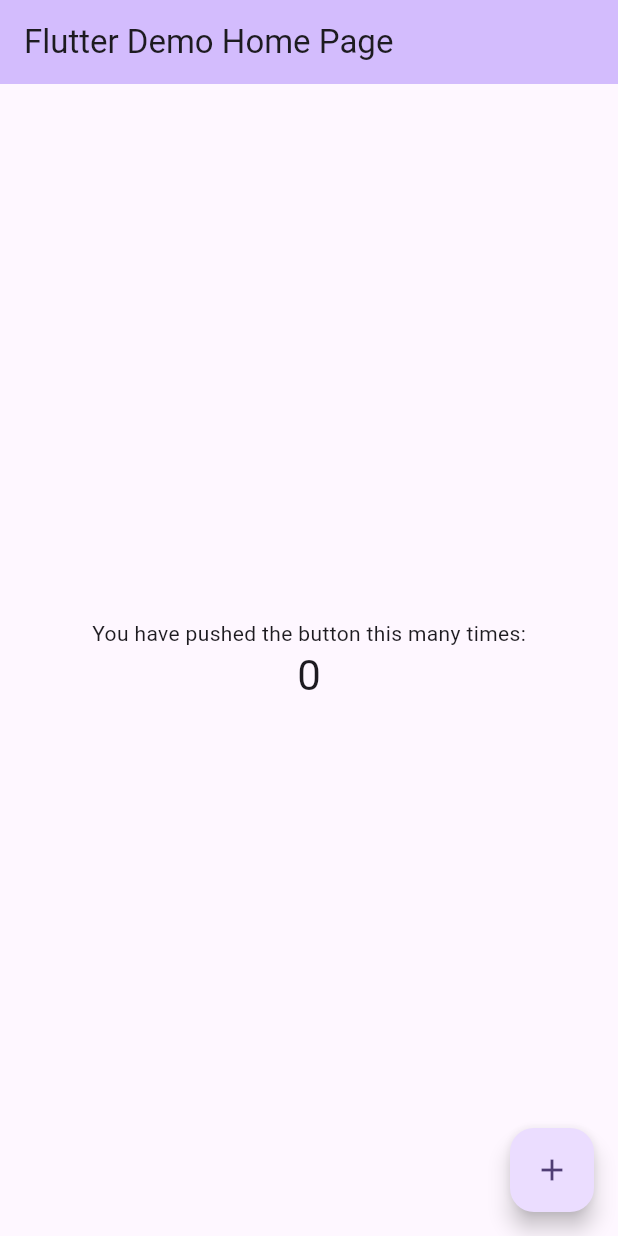
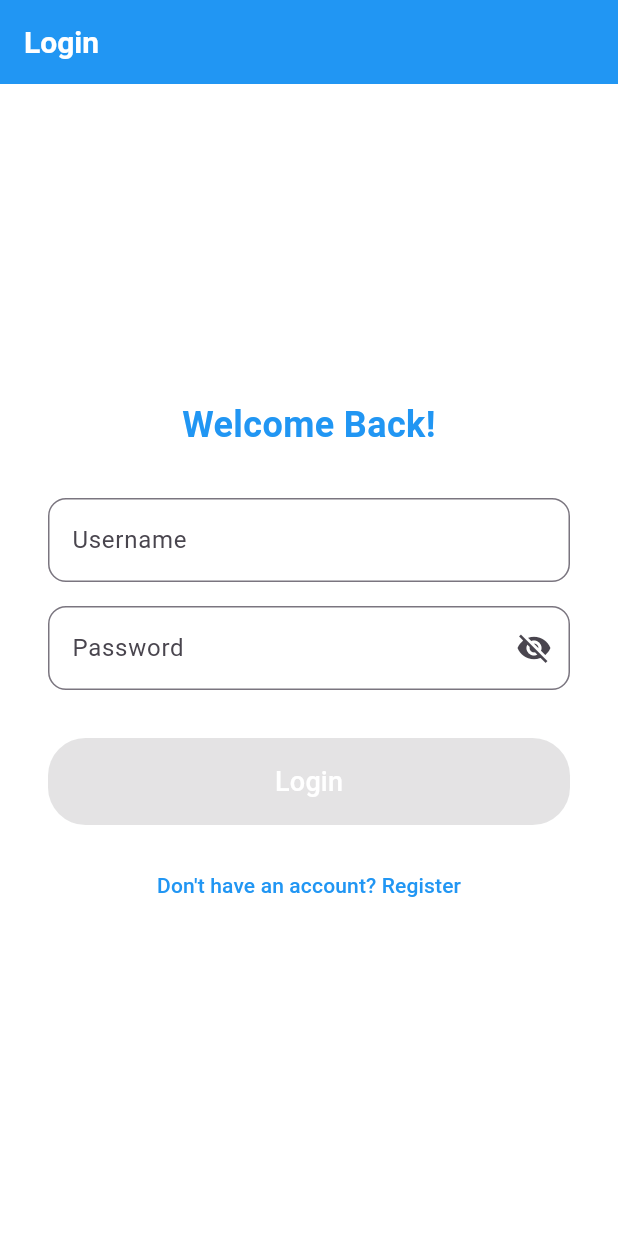
Before and after one commit to Rizkek/reflvy_service, a Flutter app: the screen it shows after launch, on a phone screen of 412 x 824 dp. Run offline on Flutter 3.47's test engine with Material 3 defaults, Android fonts, the phone set to English and light mode, and no system bars; our stand-ins replace flutter_riverpod, get.

Commit message:
implementasi logika login & register (tapi masih dummy) di dalam auth_controller.dart, bikin beberapa tampilan sederhana dulu sembari menunggu hasil design UI

```diff
--- a/front_end/lib/controller/auth_controller.dart
+++ b/front_end/lib/controller/auth_controller.dart
@@ -0,0 +1,58 @@
+import 'package:get/get.dart';
+import 'package:front_end/route/const.dart';
+import 'package:front_end/route/route.dart';
+
+class AuthController extends GetConnect {
+  // Example login API logic using GetConnect
+  // Example logout logic
+  static Future<void> logout() async {
+    // TODO: Implement real logout logic (e.g., clear token, call API, etc)
+    // await GetConnect().post('https://yourapi.com/logout', {});
+    // Remove token from storage, etc.
+    // For now, just dummy
+    return;
+  }
+
+  static Future<bool> login(String username, String password) async {
+    // final response = await GetConnect().post(
+    //   'https://yourapi.com/login',
+    //   {'username': username, 'password': password},
+    // );
+    // if (response.statusCode == 200) {
+    //   // Handle success, save token, etc.
+    //   return true;
+    // } else {
+    //   // Show error
+    //   return false;
+    // }
+    return true; // Dummy always success for now
+  }
+
+  // Example register API logic using GetConnect
+  static Future<bool> register({
+    required String username,
+    required String email,
+    required String password,
+    required String firstName,
+    required String lastName,
+  }) async {
+    // final response = await GetConnect().post(
+    //   'https://yourapi.com/register',
+    //   {
+    //     'username': username,
+    //     'email': email,
+    //     'password': password,
+    //     'first_name': firstName,
+    //     'last_name': lastName,
+    //   },
+    // );
+    // if (response.statusCode == 200) {
+    //   // Handle success
+    //   return true;
+    // } else {
+    //   // Show error
+    //   return false;
+    // }
+    return true; // Dummy always success for now
+  }
+}
--- a/front_end/lib/feature/auth/login.dart
+++ b/front_end/lib/feature/auth/login.dart
@@ -0,0 +1,153 @@
+import 'package:flutter/material.dart';
+import 'package:flutter_riverpod/flutter_riverpod.dart';
+import 'package:get/get.dart';
+import '../../controller/auth_controller.dart';
+
+class LoginPage extends ConsumerWidget {
+  const LoginPage({super.key});
+
+  @override
+  Widget build(BuildContext context, WidgetRef ref) {
+    final usernameController = TextEditingController();
+    final passwordController = TextEditingController();
+    final isFilled = ValueNotifier<bool>(false);
+    final passwordVisible = ValueNotifier<bool>(false);
+
+    void checkFields() {
+      isFilled.value =
+          usernameController.text.isNotEmpty &&
+          passwordController.text.isNotEmpty;
+    }
+
+    usernameController.addListener(checkFields);
+    passwordController.addListener(checkFields);
+
+    return Scaffold(
+      backgroundColor: Colors.white,
+      appBar: AppBar(
+        title: const Text('Login'),
+        titleTextStyle: const TextStyle(
+          color: Colors.white,
+          fontSize: 20,
+          fontWeight: FontWeight.bold,
+        ),
+        backgroundColor: Colors.blue,
+        elevation: 0,
+        automaticallyImplyLeading: false, // Remove back button
+      ),
+      body: Center(
+        child: SingleChildScrollView(
+          child: Padding(
+            padding: const EdgeInsets.symmetric(horizontal: 32.0),
+            child: Column(
+              mainAxisAlignment: MainAxisAlignment.center,
+              crossAxisAlignment: CrossAxisAlignment.stretch,
+              children: [
+                const Text(
+                  'Welcome Back!',
+                  style: TextStyle(
+                    fontSize: 24,
+                    fontWeight: FontWeight.bold,
+                    color: Colors.blue,
+                  ),
+                  textAlign: TextAlign.center,
+                ),
+                const SizedBox(height: 32),
+                TextField(
+                  controller: usernameController,
+                  decoration: InputDecoration(
+                    labelText: 'Username',
+                    border: OutlineInputBorder(
+                      borderRadius: BorderRadius.circular(12),
+                    ),
+                    focusedBorder: OutlineInputBorder(
+                      borderRadius: BorderRadius.circular(12),
+                      borderSide: const BorderSide(color: Colors.blue),
+                    ),
+                  ),
+                ),
+                const SizedBox(height: 16),
+                ValueListenableBuilder<bool>(
+                  valueListenable: passwordVisible,
+                  builder: (context, isVisible, child) {
+                    return TextField(
+                      controller: passwordController,
+                      obscureText: !isVisible,
+                      decoration: InputDecoration(
+                        labelText: 'Password',
+                        border: OutlineInputBorder(
+                          borderRadius: BorderRadius.circular(12),
+                        ),
+                        focusedBorder: OutlineInputBorder(
+                          borderRadius: BorderRadius.circular(12),
+                          borderSide: const BorderSide(color: Colors.blue),
+                        ),
+                        suffixIcon: IconButton(
+                          icon: Icon(
+                            isVisible ? Icons.visibility : Icons.visibility_off,
+                          ),
+                          onPressed: () {
+                            passwordVisible.value = !isVisible;
+                          },
+                        ),
+                      ),
+                    );
+                  },
+                ),
+                const SizedBox(height: 32),
+                ValueListenableBuilder<bool>(
+                  valueListenable: isFilled,
+                  builder: (context, value, child) {
+                    return ElevatedButton(
+                      style: ElevatedButton.styleFrom(
+                        backgroundColor: value ? Colors.blue : Colors.grey,
+                        shape: RoundedRectangleBorder(
+                          borderRadius: BorderRadius.circular(25),
+                        ),
+                        padding: const EdgeInsets.symmetric(vertical: 16),
+                      ),
+                      onPressed: value
+                          ? () async {
+                              final username = usernameController.text;
+                              final password = passwordController.text;
+                              final success = await AuthController.login(
+                                username,
+                                password,
+                              );
+                              if (success) {
+                                Get.offAllNamed('/home');
+                              } else {
+                                Get.snackbar(
+                                  'Login Failed',
+                                  'Invalid username or password',
+                                  backgroundColor: Colors.red,
+                                  colorText: Colors.white,
+                                );
+                              }
+                            }
+                          : null,
+                      child: const Text(
+                        'Login',
+                        style: TextStyle(fontSize: 18, color: Colors.white),
+                      ),
+                    );
+                  },
+                ),
+                const SizedBox(height: 16),
+                TextButton(
+                  onPressed: () {
+                    Get.toNamed('/register');
+                  },
+                  child: const Text(
+                    'Don\'t have an account? Register',
+                    style: TextStyle(color: Colors.blue),
+                  ),
+                ),
+              ],
+            ),
+          ),
+        ),
+      ),
+    );
+  }
+}
--- a/front_end/lib/main.dart
+++ b/front_end/lib/main.dart
@@ -1,122 +1,24 @@
 import 'package:flutter/material.dart';
+import 'package:get/get.dart';
+import 'package:flutter_riverpod/flutter_riverpod.dart';
+import 'route/route.dart';
 
 void main() {
-  runApp(const MyApp());
+  runApp(const ProviderScope(child: AppRoot()));
 }
 
-class MyApp extends StatelessWidget {
-  const MyApp({super.key});
+class AppRoot extends StatelessWidget {
+  const AppRoot({super.key});
 
-  // This widget is the root of your application.
   @override
   Widget build(BuildContext context) {
-    return MaterialApp(
+    return GetMaterialApp(
       title: 'Flutter Demo',
       theme: ThemeData(
-        // This is the theme of your application.
-        //
-        // TRY THIS: Try running your application with "flutter run". You'll see
-        // the application has a purple toolbar. Then, without quitting the app,
-        // try changing the seedColor in the colorScheme below to Colors.green
-        // and then invoke "hot reload" (save your changes or press the "hot
-        // reload" button in a Flutter-supported IDE, or press "r" if you used
-        // the command line to start the app).
-        //
-        // Notice that the counter didn't reset back to zero; the application
-        // state is not lost during the reload. To reset the state, use hot
-        // restart instead.
-        //
-        // This works for code too, not just values: Most code changes can be
-        // tested with just a hot reload.
         colorScheme: ColorScheme.fromSeed(seedColor: Colors.deepPurple),
       ),
-      home: const MyHomePage(title: 'Flutter Demo Home Page'),
+      initialRoute: AppRoutes.initial,
+      getPages: AppRoutes.pages,
     );
   }
 }
-
-class MyHomePage extends StatefulWidget {
-  const MyHomePage({super.key, required this.title});
-
-  // This widget is the home page of your application. It is stateful, meaning
-  // that it has a State object (defined below) that contains fields that affect
-  // how it looks.
-
-  // This class is the configuration for the state. It holds the values (in this
-  // case the title) provided by the parent (in this case the App widget) and
-  // used by the build method of the State. Fields in a Widget subclass are
-  // always marked "final".
-
-  final String title;
-
-  @override
-  State<MyHomePage> createState() => _MyHomePageState();
-}
-
-class _MyHomePageState extends State<MyHomePage> {
-  int _counter = 0;
-
-  void _incrementCounter() {
-    setState(() {
-      // This call to setState tells the Flutter framework that something has
-      // changed in this State, which causes it to rerun the build method below
-      // so that the display can reflect the updated values. If we changed
-      // _counter without calling setState(), then the build method would not be
-      // called again, and so nothing would appear to happen.
-      _counter++;
-    });
-  }
-
-  @override
-  Widget build(BuildContext context) {
-    // This method is rerun every time setState is called, for instance as done
-    // by the _incrementCounter method above.
-    //
-    // The Flutter framework has been optimized to make rerunning build methods
-    // fast, so that you can just rebuild anything that needs updating rather
-    // than having to individually change instances of widgets.
-    return Scaffold(
-      appBar: AppBar(
-        // TRY THIS: Try changing the color here to a specific color (to
-        // Colors.amber, perhaps?) and trigger a hot reload to see the AppBar
-        // change color while the other colors stay the same.
-        backgroundColor: Theme.of(context).colorScheme.inversePrimary,
-        // Here we take the value from the MyHomePage object that was created by
-        // the App.build method, and use it to set our appbar title.
-        title: Text(widget.title),
-      ),
-      body: Center(
-        // Center is a layout widget. It takes a single child and positions it
-        // in the middle of the parent.
-        child: Column(
-          // Column is also a layout widget. It takes a list of children and
-          // arranges them vertically. By default, it sizes itself to fit its
-          // children horizontally, and tries to be as tall as its parent.
-          //
-          // Column has various properties to control how it sizes itself and
-          // how it positions its children. Here we use mainAxisAlignment to
-          // center the children vertically; the main axis here is the vertical
-          // axis because Columns are vertical (the cross axis would be
-          // horizontal).
-          //
-          // TRY THIS: Invoke "debug painting" (choose the "Toggle Debug Paint"
-          // action in the IDE, or press "p" in the console), to see the
-          // wireframe for each widget.
-          mainAxisAlignment: MainAxisAlignment.center,
-          children: <Widget>[
-            const Text('You have pushed the button this many times:'),
-            Text(
-              '$_counter',
-              style: Theme.of(context).textTheme.headlineMedium,
-            ),
-          ],
-        ),
-      ),
-      floatingActionButton: FloatingActionButton(
-        onPressed: _incrementCounter,
-        tooltip: 'Increment',
-        child: const Icon(Icons.add),
-      ), // This trailing comma makes auto-formatting nicer for build methods.
-    );
-  }
-}
--- a/front_end/lib/route/const.dart
+++ b/front_end/lib/route/const.dart
@@ -0,0 +1,6 @@
+import 'package:flutter/material.dart';
+
+var api = '';
+var apiKey = '';
+
+var colorPrimary = Colors.blue;
--- a/front_end/lib/route/route.dart
+++ b/front_end/lib/route/route.dart
@@ -0,0 +1,16 @@
+import 'package:get/get.dart';
+import '../feature/auth/login.dart';
+import '../feature/auth/register.dart';
+import '../main.dart';
+import '../feature/dashboard/home.dart';
+
+class AppRoutes {
+  static const initial = '/login';
+
+  static final pages = [
+    GetPage(name: '/login', page: () => const LoginPage()),
+    GetPage(name: '/register', page: () => const RegisterPage()),
+    GetPage(name: '/home', page: () => const HomePage()),
+    GetPage(name: '/counter', page: () => const AppRoot()),
+  ];
+}
```
Also changed, not shown: front_end/lib/feature/auth/register.dart (+193 -0 lines), front_end/lib/feature/dashboard/home.dart (+62 -0 lines), 1 other file.
